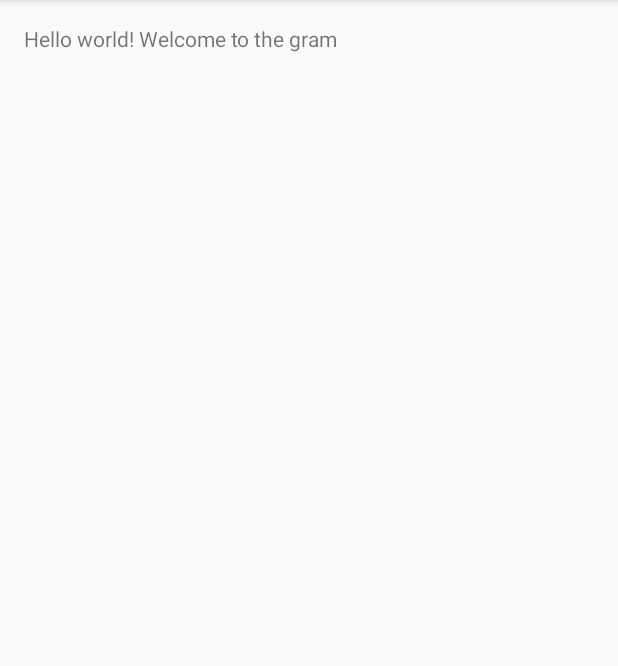
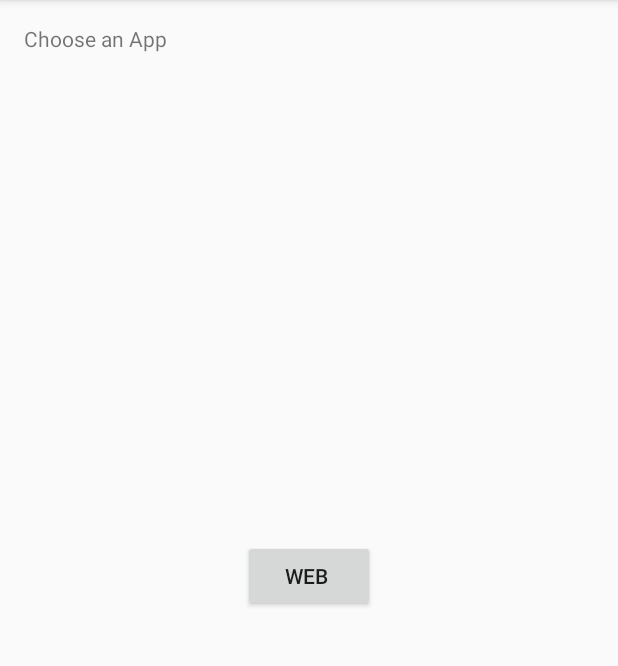
Before and after one commit to lwbassiv/Swipe-Capture-Tool-510, an Android app: the screen it shows after launch (MainActivity), on a phone screen of 412 x 824 dp, the part 84-750 px from its top. Run offline under Robolectric (Android 15) with nearby library versions, the phone set to English and light mode, and no system bars.

Commit message:
Changed how MotionEvents are captured. Added a placeholder  WebView while waiting  for the real browser

```diff
--- a/app/src/main/AndroidManifest.xml
+++ b/app/src/main/AndroidManifest.xml
@@ -1,13 +1,13 @@
 <?xml version="1.0" encoding="utf-8"?>
 <manifest xmlns:android="http://schemas.android.com/apk/res/android"
     package="com.example.comp510.swipe_capture_tool_510" >
-
+    <uses-permission android:name="android.permission.INTERNET" />
     <application
         android:allowBackup="true"
         android:icon="@mipmap/ic_launcher"
         android:label="@string/app_name"
         android:theme="@style/AppTheme" >
-        <uses-permission android:name="android.permission.INTERNET" />
+
 
         <activity
             android:name=".MainActivity"
--- a/app/src/main/java/com/example/comp510/swipe_capture_tool_510/MainActivity.java
+++ b/app/src/main/java/com/example/comp510/swipe_capture_tool_510/MainActivity.java
@@ -1,5 +1,6 @@
 package com.example.comp510.swipe_capture_tool_510;
 
+import android.app.Activity;
 import android.app.Service;
 import android.content.Context;
 import android.content.Intent;
@@ -7,20 +8,30 @@ import android.os.Handler;
 import android.os.Message;
 import android.support.v7.app.AppCompatActivity;
 import android.os.Bundle;
+import android.text.Layout;
 import android.view.Menu;
 import android.view.MenuItem;
 import android.view.MotionEvent;
 import android.view.View;
+import android.view.ViewGroup;
+import android.view.Window;
+import android.webkit.WebChromeClient;
 import android.webkit.WebView;
+import android.webkit.WebViewClient;
+import android.widget.Button;
 import android.widget.TextView;
+import android.widget.Toast;
 
 import java.io.File;
 import java.io.FileInputStream;
 import java.io.FileOutputStream;
 
 public class MainActivity extends AppCompatActivity {
-    TextView out;
-    SwipeCapture swipe;
+    private TextView out;
+    private Button webBtn;
+    private SwipeCapture swipe;
+    private ViewGroup contentView;
+    //private Layout l;
     Intent i;
 
     @Override
@@ -28,14 +39,25 @@ public class MainActivity extends AppCompatActivity {
         super.onCreate(savedInstanceState);
         setContentView(R.layout.activity_main);
         out= (TextView) findViewById(R.id.hello);
+        webBtn = (Button) findViewById((R.id.webButton));
+        webBtn.setOnClickListener(new WebButtonListener());
         swipe= new SwipeCapture();
-        Service s = new SwipeCapture();
+        contentView= (ViewGroup) findViewById(R.id.my_relative_layout_id);
+
         i= new Intent(this, SwipeCapture.class);
-        //i.putExtra("MotionEvent",event);
         startService(i);
-       // startService();
     }
-
+    //Spy on motion events
+    @Override
+    public boolean dispatchTouchEvent(MotionEvent event){
+        //Spy on motion events
+            MotionEvent e =event;
+            i= new Intent(this, SwipeCapture.class);
+            i.putExtra("MotionEvent", e);
+            startService(i);
+        super.dispatchTouchEvent(event);
+        return false;
+    }
     @Override
     public boolean onCreateOptionsMenu(Menu menu) {
         // Inflate the menu; this adds items to the action bar if it is present.
@@ -60,17 +82,18 @@ public class MainActivity extends AppCompatActivity {
 
         return super.onOptionsItemSelected(item);
     }
-    /*Needs Fixing events don't work yet*/
-    @Override
+
+    /*@Override
     public boolean onTouchEvent(MotionEvent event){
         // SwipeCapture swipe= new SwipeCapture();
          //swipe.captureSwipe(event);
          //out.setText(swipe.toString());
+        buttonTouch(event);
         i= new Intent(this, SwipeCapture.class);
         i.putExtra("MotionEvent",event);
         startService(i);
         return true;
-     }
+     }*/
     public boolean writeInternalFile () {
 
         Context context = this.getBaseContext();
@@ -102,6 +125,54 @@ public class MainActivity extends AppCompatActivity {
         out.append(file.getAbsolutePath());
         return true;
     }
+    public void buttonTouch(MotionEvent event){
+        WebView webview = new WebView(this);
+        getWindow().requestFeature(Window.FEATURE_PROGRESS);
+
+        webview.getSettings().setJavaScriptEnabled(true);
+
+        final Activity activity = this;
+        webview.setWebChromeClient(new WebChromeClient() {
+            public void onProgressChanged(WebView view, int progress) {
+                // Activities and WebViews measure progress with different scales.
+                // The progress meter will automatically disappear when we reach 100%
+                activity.setProgress(progress * 1000);
+            }
+        });
+        webview.setWebViewClient(new WebViewClient() {
+            public void onReceivedError(WebView view, int errorCode, String description, String failingUrl) {
+                Toast.makeText(activity, "Oh no! " + description, Toast.LENGTH_SHORT).show();
+            }
+        });
+
+        webview.loadUrl("http://help.websiteos.com/websiteos/example_of_a_simple_html_page.htm");
+    }
 
 
+    private class WebButtonListener implements View.OnClickListener {
+        @Override
+        public void onClick(View v) {
+            WebView webview = new WebView(MainActivity.this);
+            //MainActivity.this.getWindow().requestFeature(Window.FEATURE_PROGRESS);
+
+            webview.getSettings().setJavaScriptEnabled(true);
+
+            final Activity activity = MainActivity.this;
+            webview.setWebChromeClient(new WebChromeClient() {
+                public void onProgressChanged(WebView view, int progress) {
+                    // Activities and WebViews measure progress with different scales.
+                    // The progress meter will automatically disappear when we reach 100%
+                    activity.setProgress(progress * 1000);
+                }
+            });
+            webview.setWebViewClient(new WebViewClient() {
+                public void onReceivedError(WebView view, int errorCode, String description, String failingUrl) {
+                    Toast.makeText(activity, "Oh no! " + description, Toast.LENGTH_SHORT).show();
+                }
+            });
+
+            webview.loadUrl("http://help.websiteos.com/websiteos/example_of_a_simple_html_page.htm");
+            setContentView(webview);
+        }
+    }
 }
--- a/app/src/main/res/layout/activity_main.xml
+++ b/app/src/main/res/layout/activity_main.xml
@@ -3,10 +3,20 @@
     android:layout_height="match_parent" android:paddingLeft="@dimen/activity_horizontal_margin"
     android:paddingRight="@dimen/activity_horizontal_margin"
     android:paddingTop="@dimen/activity_vertical_margin"
-    android:paddingBottom="@dimen/activity_vertical_margin" tools:context=".MainActivity">
+    android:paddingBottom="@dimen/activity_vertical_margin" tools:context=".MainActivity"
+    android:id="@+id/my_relative_layout_id">
 
-    <TextView android:text="@string/hello_world" android:layout_width="wrap_content"
+    <TextView android:text="Choose an App" android:layout_width="wrap_content"
         android:layout_height="wrap_content"
         android:id="@+id/hello" />
 
+    <Button
+        android:layout_width="wrap_content"
+        android:layout_height="wrap_content"
+        android:text="Web "
+        android:id="@+id/webButton"
+        android:layout_centerVertical="true"
+        android:layout_centerHorizontal="true"
+        />
+
 </RelativeLayout>
```
